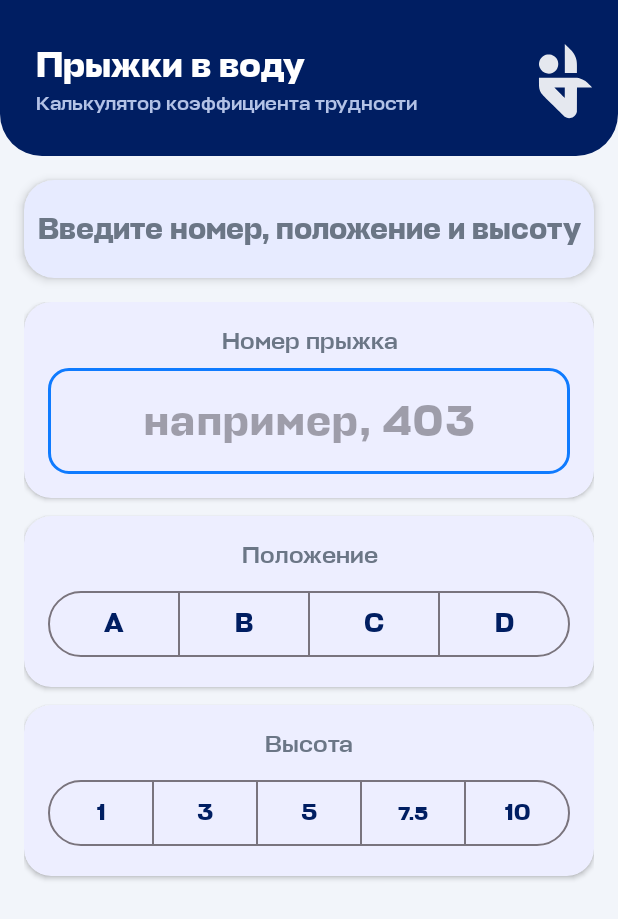
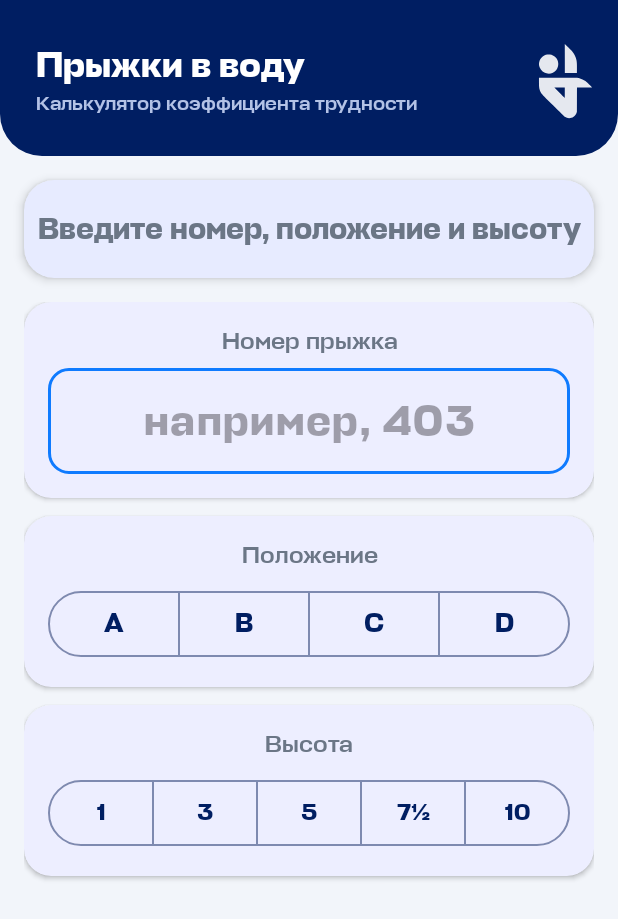
Before and after one commit to DobDmitry/Diving-DD, an Android app: the screen it shows after launch (MainActivity), on a phone screen of 412 x 824 dp. Shown: the top 919 px of the screen. Run offline under Robolectric (Android 15) with nearby library versions, the phone set to English and light mode, and no system bars.

Commit message:
Fix 7½ display, button borders, and partial code error handling
- Replace "7.5" with "7½" (vulgar fraction) and normalize to 15sp
  to match other height buttons and fix vertical misalignment
- Add explicit strokeColor ColorStateList to all 9 toggle buttons
  so borders remain visible when neighboring buttons are disabled
- Show hint instead of error while code is still a valid prefix
  (e.g. typing "10" won't error if "101", "105" etc. exist)

Co-Authored-By: Claude Sonnet 4.6 <noreply@anthropic.com>
Claude-Session: https://claude.ai/code/session_01QpFywWm6zD2cCXx1ptd53R

```diff
--- a/android-app/app/src/main/java/com/divingdd/app/MainActivity.kt
+++ b/android-app/app/src/main/java/com/divingdd/app/MainActivity.kt
@@ -86,7 +86,12 @@ class MainActivity : AppCompatActivity() {
         val positionsMap = DiveTable.table[code]
         if (positionsMap == null) {
             enableAllButtons()
-            showError("Прыжок $code не найден в таблице КТ")
+            val couldBeValid = DiveTable.table.keys.any { it.startsWith(code) }
+            if (couldBeValid) {
+                showHint("Введите корректный номер прыжка")
+            } else {
+                showError("Прыжок $code не найден в таблице КТ")
+            }
             return
         }
 
--- /dev/null
+++ b/android-app/app/src/main/res/color/btn_toggle_stroke.xml
@@ -0,0 +1,6 @@
+<?xml version="1.0" encoding="utf-8"?>
+<selector xmlns:android="http://schemas.android.com/apk/res/android">
+    <item android:state_enabled="false" android:color="#40001E62" />
+    <item android:state_checked="true"  android:color="#0BCF9B" />
+    <item                               android:color="#80001E62" />
+</selector>
--- a/android-app/app/src/main/res/layout/activity_main.xml
+++ b/android-app/app/src/main/res/layout/activity_main.xml
@@ -172,6 +172,7 @@
                             android:textSize="17sp"
                             android:fontFamily="@font/stapel_bold"
                             android:textColor="@color/btn_toggle_text"
+                            app:strokeColor="@color/btn_toggle_stroke"
                             app:backgroundTint="@color/btn_toggle_bg" />
 
                         <com.google.android.material.button.MaterialButton
@@ -184,6 +185,7 @@
                             android:textSize="17sp"
                             android:fontFamily="@font/stapel_bold"
                             android:textColor="@color/btn_toggle_text"
+                            app:strokeColor="@color/btn_toggle_stroke"
                             app:backgroundTint="@color/btn_toggle_bg" />
 
                         <com.google.android.material.button.MaterialButton
@@ -196,6 +198,7 @@
                             android:textSize="17sp"
                             android:fontFamily="@font/stapel_bold"
                             android:textColor="@color/btn_toggle_text"
+                            app:strokeColor="@color/btn_toggle_stroke"
                             app:backgroundTint="@color/btn_toggle_bg" />
 
                         <com.google.android.material.button.MaterialButton
@@ -208,6 +211,7 @@
                             android:textSize="17sp"
                             android:fontFamily="@font/stapel_bold"
                             android:textColor="@color/btn_toggle_text"
+                            app:strokeColor="@color/btn_toggle_stroke"
                             app:backgroundTint="@color/btn_toggle_bg" />
 
                     </com.google.android.material.button.MaterialButtonToggleGroup>
@@ -253,13 +257,12 @@
                             android:layout_width="0dp"
                             android:layout_height="52dp"
                             android:layout_weight="1"
-                            android:paddingStart="2dp"
-                            android:paddingEnd="2dp"
                             android:minWidth="0dp"
                             android:text="1"
                             android:textSize="15sp"
                             android:fontFamily="@font/stapel_bold"
                             android:textColor="@color/btn_toggle_text"
+                            app:strokeColor="@color/btn_toggle_stroke"
                             app:backgroundTint="@color/btn_toggle_bg" />
 
                         <com.google.android.material.button.MaterialButton
@@ -268,13 +271,12 @@
                             android:layout_width="0dp"
                             android:layout_height="52dp"
                             android:layout_weight="1"
-                            android:paddingStart="2dp"
-                            android:paddingEnd="2dp"
                             android:minWidth="0dp"
                             android:text="3"
                             android:textSize="15sp"
                             android:fontFamily="@font/stapel_bold"
                             android:textColor="@color/btn_toggle_text"
+                            app:strokeColor="@color/btn_toggle_stroke"
                             app:backgroundTint="@color/btn_toggle_bg" />
 
                         <com.google.android.material.button.MaterialButton
@@ -283,13 +285,12 @@
                             android:layout_width="0dp"
                             android:layout_height="52dp"
                             android:layout_weight="1"
-                            android:paddingStart="2dp"
-                            android:paddingEnd="2dp"
                             android:minWidth="0dp"
                             android:text="5"
                             android:textSize="15sp"
                             android:fontFamily="@font/stapel_bold"
                             android:textColor="@color/btn_toggle_text"
+                            app:strokeColor="@color/btn_toggle_stroke"
                             app:backgroundTint="@color/btn_toggle_bg" />
 
                         <com.google.android.material.button.MaterialButton
@@ -298,13 +299,12 @@
                             android:layout_width="0dp"
                             android:layout_height="52dp"
                             android:layout_weight="1"
-                            android:paddingStart="2dp"
-                            android:paddingEnd="2dp"
                             android:minWidth="0dp"
-                            android:text="7.5"
-                            android:textSize="13sp"
+                            android:text="7½"
+                            android:textSize="15sp"
                             android:fontFamily="@font/stapel_bold"
                             android:textColor="@color/btn_toggle_text"
+                            app:strokeColor="@color/btn_toggle_stroke"
                             app:backgroundTint="@color/btn_toggle_bg" />
 
                         <com.google.android.material.button.MaterialButton
@@ -313,13 +313,12 @@
                             android:layout_width="0dp"
                             android:layout_height="52dp"
                             android:layout_weight="1"
-                            android:paddingStart="2dp"
-                            android:paddingEnd="2dp"
                             android:minWidth="0dp"
                             android:text="10"
                             android:textSize="15sp"
                             android:fontFamily="@font/stapel_bold"
                             android:textColor="@color/btn_toggle_text"
+                            app:strokeColor="@color/btn_toggle_stroke"
                             app:backgroundTint="@color/btn_toggle_bg" />
 
                     </com.google.android.material.button.MaterialButtonToggleGroup>
```
